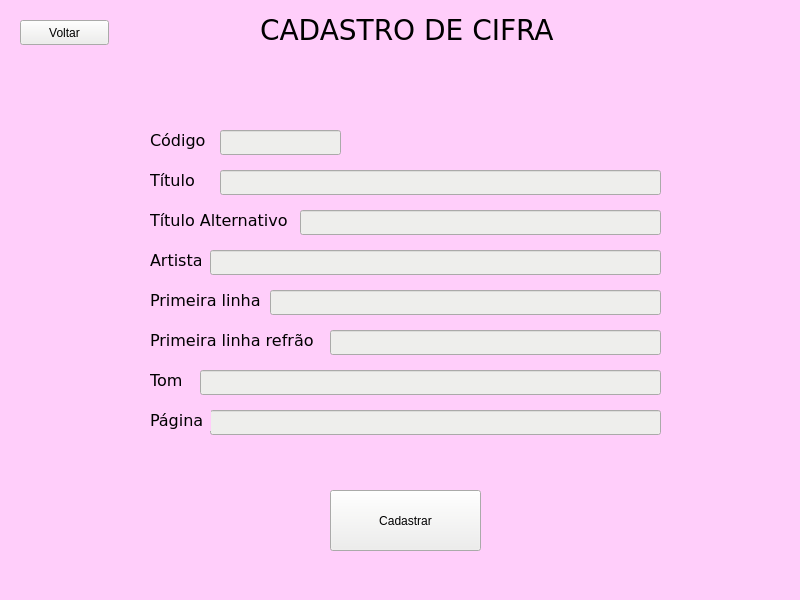
Above: cadastro_cifra.ui from paulameg/TEI-projeto_final before the change. Below: the same form after it.
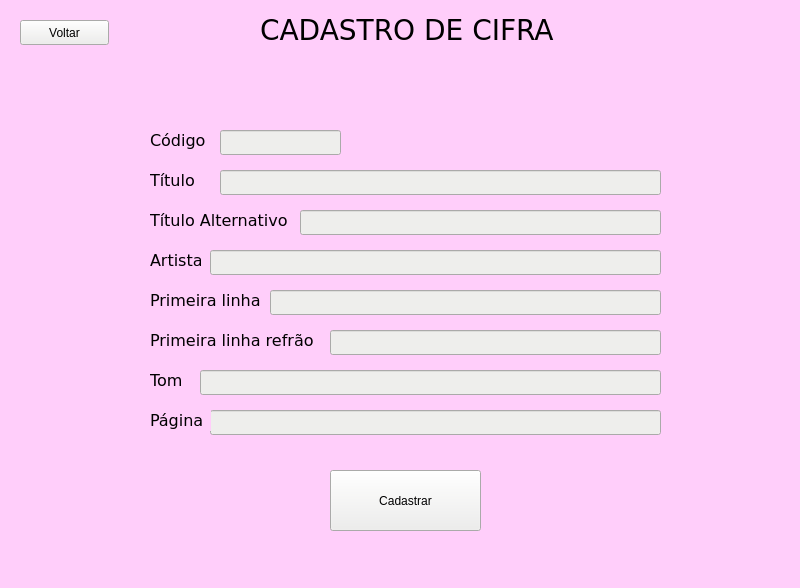
That is the form after the change.

```diff
--- a/cadastro_cifra.ui
+++ b/cadastro_cifra.ui
@@ -7,7 +7,7 @@
     <x>0</x>
     <y>0</y>
     <width>800</width>
-    <height>600</height>
+    <height>588</height>
    </rect>
   </property>
   <property name="windowTitle">
@@ -312,7 +312,7 @@
     <property name="geometry">
      <rect>
       <x>330</x>
-      <y>490</y>
+      <y>470</y>
       <width>151</width>
       <height>61</height>
      </rect>
```
